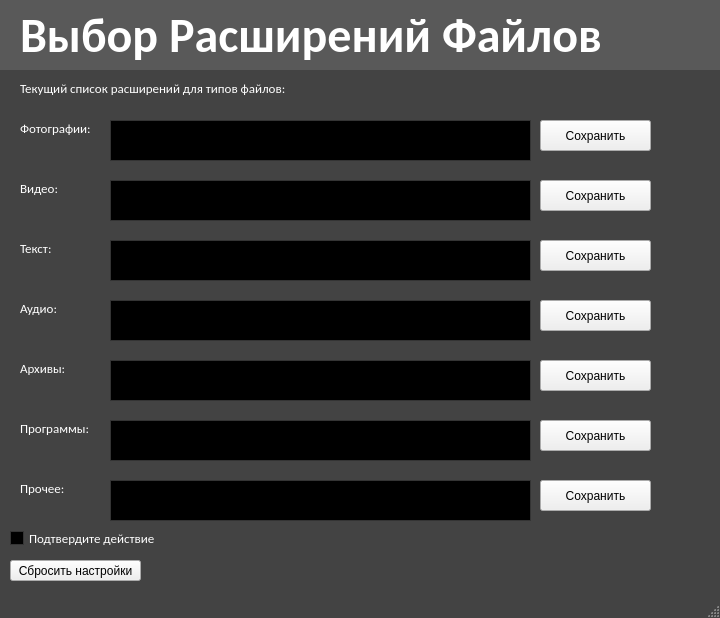
First picture: the form in FileType.ui, repository FLAMERKAx/dcRepo, before the edit.
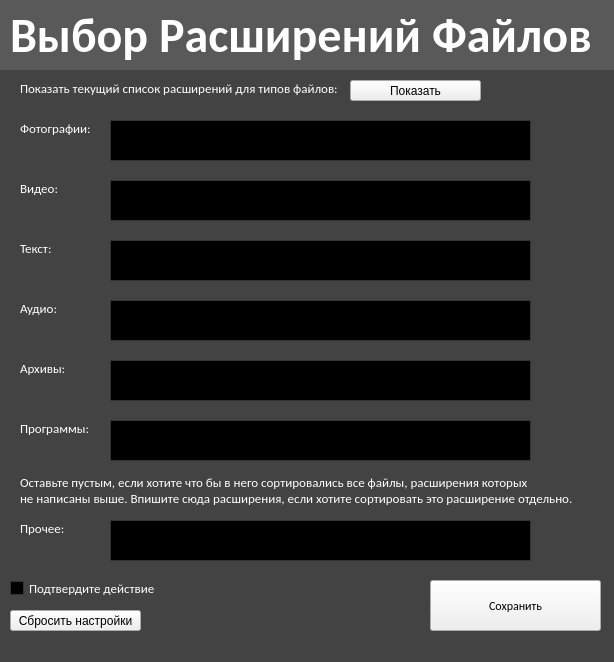
Second picture: the form after the edit.

What changed in the file:
```diff
--- a/FileType.ui
+++ b/FileType.ui
@@ -6,8 +6,8 @@
    <rect>
     <x>0</x>
     <y>0</y>
-    <width>720</width>
-    <height>618</height>
+    <width>614</width>
+    <height>662</height>
    </rect>
   </property>
   <property name="palette">
@@ -432,9 +432,9 @@
    <widget class="QLabel" name="label">
     <property name="geometry">
      <rect>
-      <x>20</x>
+      <x>10</x>
       <y>10</y>
-      <width>611</width>
+      <width>591</width>
       <height>51</height>
      </rect>
     </property>
@@ -490,7 +490,7 @@
      <rect>
       <x>20</x>
       <y>80</y>
-      <width>281</width>
+      <width>391</width>
       <height>16</height>
      </rect>
     </property>
@@ -501,7 +501,7 @@
      </font>
     </property>
     <property name="text">
-     <string>Текущий список расширений для типов файлов:</string>
+     <string>Показать текущий список расширений для типов файлов:</string>
     </property>
    </widget>
    <widget class="QLabel" name="label_13">
@@ -682,7 +682,7 @@
     <property name="geometry">
      <rect>
       <x>20</x>
-      <y>480</y>
+      <y>520</y>
       <width>81</width>
       <height>16</height>
      </rect>
@@ -701,129 +701,17 @@
     <property name="geometry">
      <rect>
       <x>110</x>
-      <y>480</y>
+      <y>520</y>
       <width>421</width>
       <height>41</height>
      </rect>
     </property>
    </widget>
-   <widget class="QPushButton" name="pushButton">
-    <property name="geometry">
-     <rect>
-      <x>540</x>
-      <y>120</y>
-      <width>111</width>
-      <height>31</height>
-     </rect>
-    </property>
-    <property name="styleSheet">
-     <string notr="true">color:rgb(0, 0, 0)</string>
-    </property>
-    <property name="text">
-     <string>Сохранить</string>
-    </property>
-   </widget>
-   <widget class="QPushButton" name="pushButton_2">
-    <property name="geometry">
-     <rect>
-      <x>540</x>
-      <y>180</y>
-      <width>111</width>
-      <height>31</height>
-     </rect>
-    </property>
-    <property name="styleSheet">
-     <string notr="true">color:rgb(0, 0, 0)</string>
-    </property>
-    <property name="text">
-     <string>Сохранить</string>
-    </property>
-   </widget>
-   <widget class="QPushButton" name="pushButton_3">
-    <property name="geometry">
-     <rect>
-      <x>540</x>
-      <y>240</y>
-      <width>111</width>
-      <height>31</height>
-     </rect>
-    </property>
-    <property name="styleSheet">
-     <string notr="true">color:rgb(0, 0, 0)</string>
-    </property>
-    <property name="text">
-     <string>Сохранить</string>
-    </property>
-   </widget>
-   <widget class="QPushButton" name="pushButton_4">
-    <property name="geometry">
-     <rect>
-      <x>540</x>
-      <y>300</y>
-      <width>111</width>
-      <height>31</height>
-     </rect>
-    </property>
-    <property name="styleSheet">
-     <string notr="true">color:rgb(0, 0, 0)</string>
-    </property>
-    <property name="text">
-     <string>Сохранить</string>
-    </property>
-   </widget>
-   <widget class="QPushButton" name="pushButton_5">
-    <property name="geometry">
-     <rect>
-      <x>540</x>
-      <y>360</y>
-      <width>111</width>
-      <height>31</height>
-     </rect>
-    </property>
-    <property name="styleSheet">
-     <string notr="true">color:rgb(0, 0, 0)</string>
-    </property>
-    <property name="text">
-     <string>Сохранить</string>
-    </property>
-   </widget>
-   <widget class="QPushButton" name="pushButton_6">
-    <property name="geometry">
-     <rect>
-      <x>540</x>
-      <y>420</y>
-      <width>111</width>
-      <height>31</height>
-     </rect>
-    </property>
-    <property name="styleSheet">
-     <string notr="true">color:rgb(0, 0, 0)</string>
-    </property>
-    <property name="text">
-     <string>Сохранить</string>
-    </property>
-   </widget>
-   <widget class="QPushButton" name="pushButton_7">
-    <property name="geometry">
-     <rect>
-      <x>540</x>
-      <y>480</y>
-      <width>111</width>
-      <height>31</height>
-     </rect>
-    </property>
-    <property name="styleSheet">
-     <string notr="true">color:rgb(0, 0, 0)</string>
-    </property>
-    <property name="text">
-     <string>Сохранить</string>
-    </property>
-   </widget>
    <widget class="QPushButton" name="pushButton_10">
     <property name="geometry">
      <rect>
       <x>10</x>
-      <y>560</y>
+      <y>610</y>
       <width>131</width>
       <height>21</height>
      </rect>
@@ -839,7 +727,7 @@
     <property name="geometry">
      <rect>
       <x>10</x>
-      <y>530</y>
+      <y>580</y>
       <width>151</width>
       <height>17</height>
      </rect>
@@ -857,6 +745,63 @@
      <bool>false</bool>
     </property>
    </widget>
+   <widget class="QPushButton" name="pushButton_3">
+    <property name="geometry">
+     <rect>
+      <x>430</x>
+      <y>580</y>
+      <width>171</width>
+      <height>51</height>
+     </rect>
+    </property>
+    <property name="font">
+     <font>
+      <family>Calibri</family>
+     </font>
+    </property>
+    <property name="styleSheet">
+     <string notr="true">color:rgb(0, 0, 0)</string>
+    </property>
+    <property name="text">
+     <string>Сохранить</string>
+    </property>
+   </widget>
+   <widget class="QPushButton" name="pushButton_11">
+    <property name="geometry">
+     <rect>
+      <x>350</x>
+      <y>80</y>
+      <width>131</width>
+      <height>21</height>
+     </rect>
+    </property>
+    <property name="styleSheet">
+     <string notr="true">color:rgb(0, 0, 0)</string>
+    </property>
+    <property name="text">
+     <string>Показать</string>
+    </property>
+   </widget>
+   <widget class="QLabel" name="label_20">
+    <property name="geometry">
+     <rect>
+      <x>20</x>
+      <y>470</y>
+      <width>631</width>
+      <height>41</height>
+     </rect>
+    </property>
+    <property name="font">
+     <font>
+      <family>Calibri</family>
+      <pointsize>10</pointsize>
+     </font>
+    </property>
+    <property name="text">
+     <string>Оставьте пустым, если хотите что бы в него сортировались все файлы, расширения которых 
+не написаны выше. Впишите сюда расширения, если хотите сортировать это расширение отдельно.</string>
+    </property>
+   </widget>
    <zorder>line_2</zorder>
    <zorder>line_4</zorder>
    <zorder>label</zorder>
@@ -885,7 +830,6 @@
    <zorder>pushButton_10</zorder>
    <zorder>checkBox_2</zorder>
   </widget>
-  <widget class="QStatusBar" name="statusbar"/>
  </widget>
  <resources/>
  <connections/>
```
Left out of the diff: 14 changed lines with no effect on the pictures.
